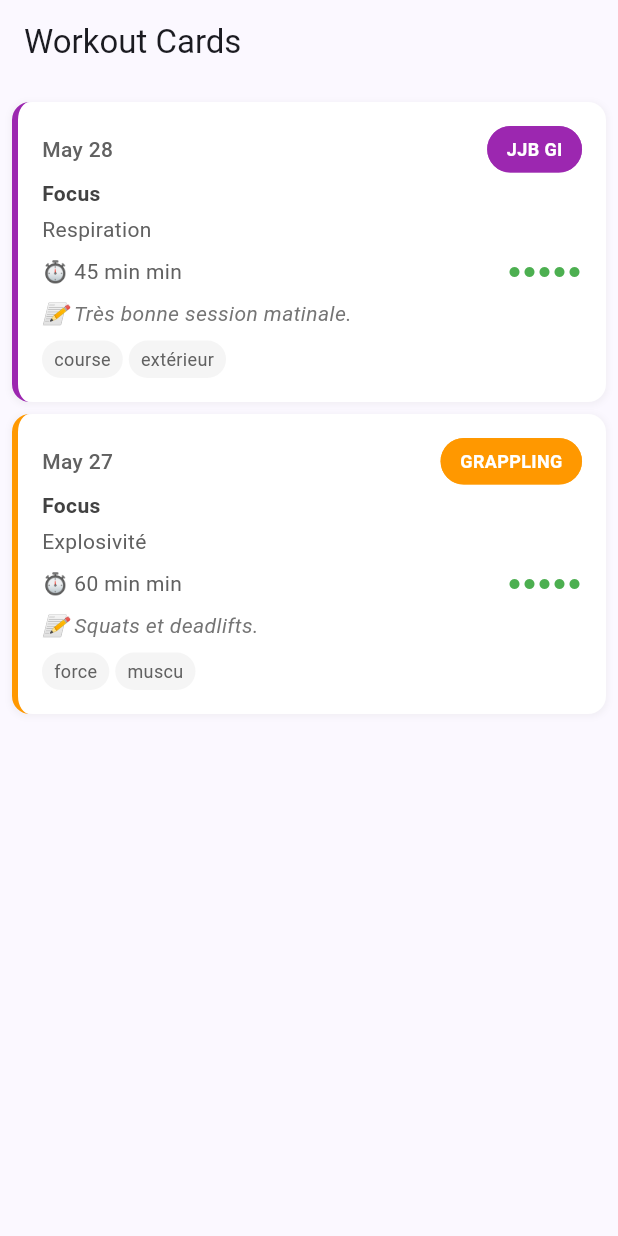
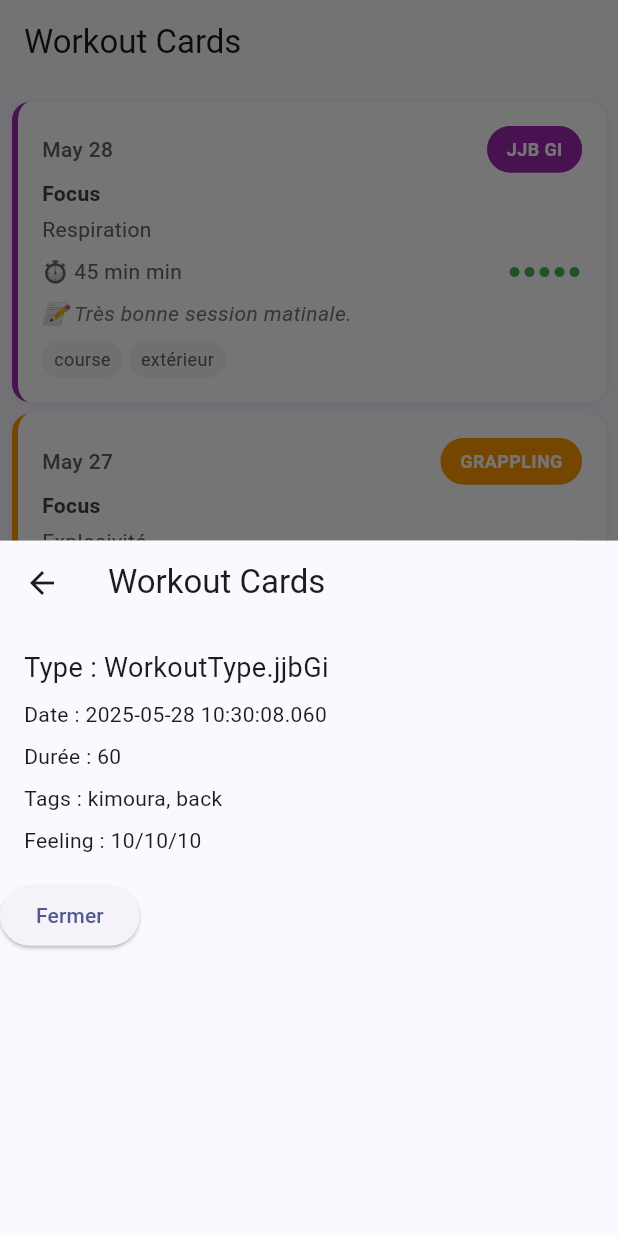
Before and after one commit to Mufraggi/jjb_app, a Flutter app: the screen it shows after launch, after a tap on an icon or button, on a phone screen of 412 x 824 dp. Run offline on Flutter 3.47's test engine with Material 3 defaults, Android fonts, the phone set to English and light mode, and no system bars; our stand-ins replace equatable, flutter_bloc.

Commit message:
start the WorkoutDetail

```diff
--- a/lib/features/workoutCards/domain/workoutCard.dart
+++ b/lib/features/workoutCards/domain/workoutCard.dart
@@ -3,7 +3,6 @@ import 'package:equatable/equatable.dart';
 import '../../../core/domain/ratingOnTen.dart';
 import '../../../core/domain/trainingDuration.dart';
 import '../../../core/domain/workoutId.brand.dart';
-import '../../../domain/workout/workout.dart';
 import '../../../domain/workout/workoutType.dart';
 
 class WorkoutCard extends Equatable {
@@ -38,21 +37,4 @@ class WorkoutCard extends Equatable {
     tags,
     shortNote,
   ];
-
-  factory WorkoutCard.fromWorkout(Workout workout) {
-    return WorkoutCard(
-      id: workout.id,
-      date: workout.date,
-      type: workout.type,
-      feeling: workout.feeling,
-      focusOfTheDay: workout.focusOfTheDay,
-      duration: workout.duration,
-      tags: workout.tags,
-      shortNote: workout.notes != null
-          ? (workout.notes!.length > 100
-                ? '${workout.notes!.substring(0, 100)}...'
-                : workout.notes)
-          : null,
-    );
-  }
 }
--- a/lib/features/workoutCards/presentation/pages/workout_cards_page.dart
+++ b/lib/features/workoutCards/presentation/pages/workout_cards_page.dart
@@ -1,6 +1,8 @@
 import 'package:flutter/material.dart';
 import 'package:flutter_bloc/flutter_bloc.dart';
 
+import '../../../../core/domain/workoutId.brand.dart';
+import '../../../workoutDetails/presentation/pages/workout_details_bottom_sheet.dart';
 import '../../applications/GetWorkoutCards.dart';
 import '../../domain/repository/workout_card_repository.dart';
 import '../bloc/workout_cards_event_bloc.dart';
@@ -33,12 +35,17 @@ class _WorkoutCardsPageState extends State<WorkoutCardsPage> {
     super.dispose();
   }
 
+  void _openButtonSheet(WorkoutId id) {
+    showModalBottomSheet(
+      context: context,
+      builder: (ctx) => WorkoutDetailsBottomSheet(id: id),
+    );
+  }
+
   @override
   Widget build(BuildContext context) {
     return Scaffold(
-      appBar: AppBar(
-        title: const Text('Workout Cards'),
-      ),
+      appBar: AppBar(title: const Text('Workout Cards')),
       body: BlocProvider.value(
         value: _bloc,
         child: BlocBuilder<WorkoutCardsBloc, WorkoutCardsState>(
@@ -53,12 +60,9 @@ class _WorkoutCardsPageState extends State<WorkoutCardsPage> {
                 itemBuilder: (context, index) {
                   final card = cards[index];
                   return InkWell(
-                      onTap: () {
-                        print('Card $index pressed: ${card.type}');
-                      },
-                      child: CardFeedback(
-                        item: card,
-                      ));
+                    onTap: () => this._openButtonSheet(card.id),
+                    child: CardFeedback(item: card),
+                  );
                 },
               );
             } else {
--- /dev/null
+++ b/lib/features/workoutDetails/application/GetWorkoutDetails.dart
@@ -0,0 +1,14 @@
+import 'package:jjb_app/core/domain/workoutId.brand.dart';
+
+import '../domain/entities/workoutDetails.dart';
+import '../domain/repository/workout_details_repository.dart';
+
+class GetWorkoutDetails {
+  final WorkoutRepository repository;
+
+  GetWorkoutDetails(this.repository);
+
+  Future<WorkoutDetails> call(WorkoutId id) {
+    return repository.getWorkoutById(id);
+  }
+}
--- /dev/null
+++ b/lib/features/workoutDetails/data/repository/workout_details_repository_impl.dart
@@ -0,0 +1,33 @@
+import 'package:jjb_app/core/domain/trainingDuration.dart';
+import 'package:jjb_app/core/domain/workoutId.brand.dart';
+import 'package:jjb_app/domain/workout/workoutType.dart';
+import '../../../../core/domain/ratingOnTen.dart';
+import '../../domain/entities/workoutDetails.dart';
+import '../../domain/repository/workout_details_repository.dart';
+
+class WorkoutRepositoryInMemoryImpl implements WorkoutRepository {
+
+
+  @override
+  Future<WorkoutDetails> getWorkoutById(WorkoutId workoutId) async {
+    await Future.delayed(const Duration(milliseconds: 500)); // simulate loading
+    // TODO: implement getWorkoutById
+    return WorkoutDetails(
+        id:workoutId,
+        type: WorkoutType.jjbGi,
+        date: DateTime.now().subtract(const Duration(days: 1)),
+        duration: TrainingDuration.fromMinutes(60),
+        tags: ["kimoura", "back"],
+        feeling: RatingOnTen(10),
+        energyLevel: RatingOnTen(10),
+        motivationLevel: RatingOnTen(10),
+        stressLevel: RatingOnTen(10),
+        sleepQuality: RatingOnTen(10),
+        injuries: [],
+        focusOfTheDay: "Blabla",
+        achievedGoal: true,
+        sparringRounds: [],
+        notes: "supercombat"
+    );
+  }
+}
--- a/lib/domain/workout/workout.dart
+++ b/lib/features/workoutDetails/domain/entities/workoutDetails.dart
@@ -3,9 +3,9 @@ import 'package:jjb_app/core/domain/ratingOnTen.dart';
 import 'package:jjb_app/domain/workout/sparingRound.dart';
 import 'package:jjb_app/core/domain/trainingDuration.dart';
 import 'package:jjb_app/core/domain/workoutId.brand.dart';
-import 'workoutType.dart';
+import '../../../../domain/workout/workoutType.dart';
 
-class Workout extends Equatable {
+class WorkoutDetails extends Equatable {
   final WorkoutId id;
   final WorkoutType type;
   final DateTime date;
@@ -22,7 +22,7 @@ class Workout extends Equatable {
   final List<SparringRound>? sparringRounds;
   final String? notes;
 
-  const Workout({
+  const WorkoutDetails({
     required this.id,
     required this.type,
     required this.date,
@@ -41,7 +41,8 @@ class Workout extends Equatable {
   });
 
   @override
-  List<Object?> get props => [
+  List<Object?> get props =>
+      [
         id,
         type,
         date,
--- /dev/null
+++ b/lib/features/workoutDetails/domain/repository/workout_details_repository.dart
@@ -0,0 +1,8 @@
+import 'package:jjb_app/core/domain/workoutId.brand.dart';
+
+import '../entities/workoutDetails.dart';
+
+
+abstract class WorkoutRepository {
+  Future<WorkoutDetails> getWorkoutById(WorkoutId id);
+}
--- /dev/null
+++ b/lib/features/workoutDetails/presentation/bloc/workout_details_bloc.dart
@@ -0,0 +1,22 @@
+import 'package:flutter_bloc/flutter_bloc.dart';
+import 'package:jjb_app/features/workoutDetails/presentation/bloc/workout_details_event.dart';
+import 'package:jjb_app/features/workoutDetails/presentation/bloc/workout_details_state.dart';
+
+import '../../application/GetWorkoutDetails.dart';
+
+class WorkoutDetailsBloc
+    extends Bloc<WorkoutDetailsEvent, WorkoutDetailsState> {
+  final GetWorkoutDetails getWorkoutDetails;
+
+  WorkoutDetailsBloc(this.getWorkoutDetails) : super(WorkoutDetailsInitial()) {
+    on<WorkoutDetailsRequested>((event, emit) async {
+      emit(WorkoutDetailsLoadInProgress());
+      try {
+        final Details = await getWorkoutDetails(event.id);
+        emit(WorkoutDetailsLoadSuccess(Details));
+      } catch (_) {
+        emit(WorkoutDetailsLoadFailure());
+      }
+    });
+  }
+}
--- /dev/null
+++ b/lib/features/workoutDetails/presentation/bloc/workout_details_event.dart
@@ -0,0 +1,13 @@
+import 'package:equatable/equatable.dart';
+
+import '../../../../core/domain/workoutId.brand.dart';
+
+
+abstract class WorkoutDetailsEvent {}
+
+class WorkoutDetailsRequested extends WorkoutDetailsEvent {
+  final WorkoutId id;
+
+  WorkoutDetailsRequested(this.id);
+
+}
--- /dev/null
+++ b/lib/features/workoutDetails/presentation/bloc/workout_details_state.dart
@@ -0,0 +1,15 @@
+import 'package:jjb_app/features/workoutDetails/domain/entities/workoutDetails.dart';
+
+abstract class WorkoutDetailsState {}
+
+class WorkoutDetailsInitial extends WorkoutDetailsState {}
+
+class WorkoutDetailsLoadInProgress extends WorkoutDetailsState {}
+
+class WorkoutDetailsLoadSuccess extends WorkoutDetailsState {
+  final WorkoutDetails Details;
+
+  WorkoutDetailsLoadSuccess(this.Details);
+}
+
+class WorkoutDetailsLoadFailure extends WorkoutDetailsState {}
--- /dev/null
+++ b/lib/features/workoutDetails/presentation/pages/workout_details_bottom_sheet.dart
@@ -0,0 +1,70 @@
+import 'package:flutter/material.dart';
+import 'package:flutter_bloc/flutter_bloc.dart';
+import 'package:jjb_app/features/workoutDetails/application/GetWorkoutDetails.dart';
+import 'package:jjb_app/features/workoutDetails/presentation/bloc/workout_details_bloc.dart';
+import 'package:jjb_app/features/workoutDetails/presentation/bloc/workout_details_event.dart';
+import 'package:jjb_app/features/workoutDetails/presentation/bloc/workout_details_state.dart';
+
+import '../../../../core/domain/workoutId.brand.dart';
+import '../../domain/repository/workout_details_repository.dart';
+import '../widgets/workout_details_bottom.dart';
+
+class WorkoutDetailsBottomSheet extends StatefulWidget {
+  final WorkoutId id;
+
+  const WorkoutDetailsBottomSheet({super.key, required this.id});
+
+  @override
+  State<WorkoutDetailsBottomSheet> createState() =>
+      _WorkoutDetailsBottomSheet();
+}
+
+class _WorkoutDetailsBottomSheet extends State<WorkoutDetailsBottomSheet> {
+  int? selectedIndex;
+  late final WorkoutDetailsBloc _bloc;
+
+  @override
+  void initState() {
+    super.initState();
+    final repository = context.read<WorkoutRepository>();
+    _bloc = WorkoutDetailsBloc(GetWorkoutDetails(repository))
+      ..add(WorkoutDetailsRequested(widget.id));
+  }
+
+  @override
+  void dispose() {
+    _bloc.close();
+    super.dispose();
+  }
+
+  @override
+  Widget build(BuildContext context) {
+    return Scaffold(
+      appBar: AppBar(title: const Text('Workout Cards')),
+      body: BlocProvider.value(
+        value: _bloc,
+        child: BlocBuilder<WorkoutDetailsBloc, WorkoutDetailsState>(
+          builder: (context, state) {
+            if (state is WorkoutDetailsLoadInProgress) {
+              return const Center(child: CircularProgressIndicator());
+            } else if (state is WorkoutDetailsLoadSuccess) {
+              final details = state.Details;
+              return Column(
+                crossAxisAlignment: CrossAxisAlignment.start,
+                children: [
+                  WorkoutDetailsView(details: details),
+                  ElevatedButton(
+                    onPressed: () => Navigator.pop(context),
+                    child: const Text("Fermer"),
+                  ),
+                ],
+              );
+            } else {
+              return const Center(child: Text('Erreur ou aucune donnée'));
+            }
+          },
+        ),
+      ),
+    );
+  }
+}
--- /dev/null
+++ b/lib/features/workoutDetails/presentation/widgets/workout_details_bottom.dart
@@ -0,0 +1,30 @@
+import 'package:flutter/cupertino.dart';
+
+import '../../domain/entities/workoutDetails.dart';
+
+class WorkoutDetailsView extends StatelessWidget {
+  final WorkoutDetails details;
+
+  const WorkoutDetailsView({Key? key, required this.details}) : super(key: key);
+
+  @override
+  Widget build(BuildContext context) {
+    return Padding(
+      padding: const EdgeInsets.all(16),
+      child: Column(
+        crossAxisAlignment: CrossAxisAlignment.start,
+        children: [
+          Text("Type : ${details.type}", style: const TextStyle(fontSize: 18)),
+          const SizedBox(height: 8),
+          Text("Date : ${details.date.toString()}"),
+          const SizedBox(height: 8),
+          Text("Durée : ${details.duration.inMinutes}"),
+          const SizedBox(height: 8),
+          Text("Tags : ${details.tags.join(', ')}"),
+          const SizedBox(height: 8),
+          Text("Feeling : ${details.feeling}/10"),
+        ],
+      ),
+    );
+  }
+}
--- a/lib/main.dart
+++ b/lib/main.dart
@@ -1,16 +1,25 @@
 import 'package:flutter/material.dart';
 import 'package:flutter_bloc/flutter_bloc.dart';
+import 'package:jjb_app/features/workoutDetails/domain/repository/workout_details_repository.dart';
 
 import 'features/workoutCards/data/repository/workout_card_repository_impl.dart';
 import 'features/workoutCards/domain/repository/workout_card_repository.dart';
 import 'features/workoutCards/domain/workoutCard.dart';
 import 'features/workoutCards/presentation/pages/workout_cards_page.dart';
-import 'features/workoutCards/presentation/widgets/Card.dart'; // pour formater la date
+import 'features/workoutCards/presentation/widgets/Card.dart';
+import 'features/workoutDetails/data/repository/workout_details_repository_impl.dart'; // pour formater la date
 
 void main() {
   runApp(
-    RepositoryProvider<WorkoutCardRepository>(
-      create: (_) => WorkoutCardRepositoryInMemoryImpl(),
+    MultiRepositoryProvider(
+      providers: [
+        RepositoryProvider<WorkoutCardRepository>(
+          create: (_) => WorkoutCardRepositoryInMemoryImpl(),
+        ),
+        RepositoryProvider<WorkoutRepository>(
+          create: (_) => WorkoutRepositoryInMemoryImpl(),
+        ),
+      ],
       child: const MyApp(),
     ),
   );
```
Lines whose indentation alone changed are shown as unchanged.
